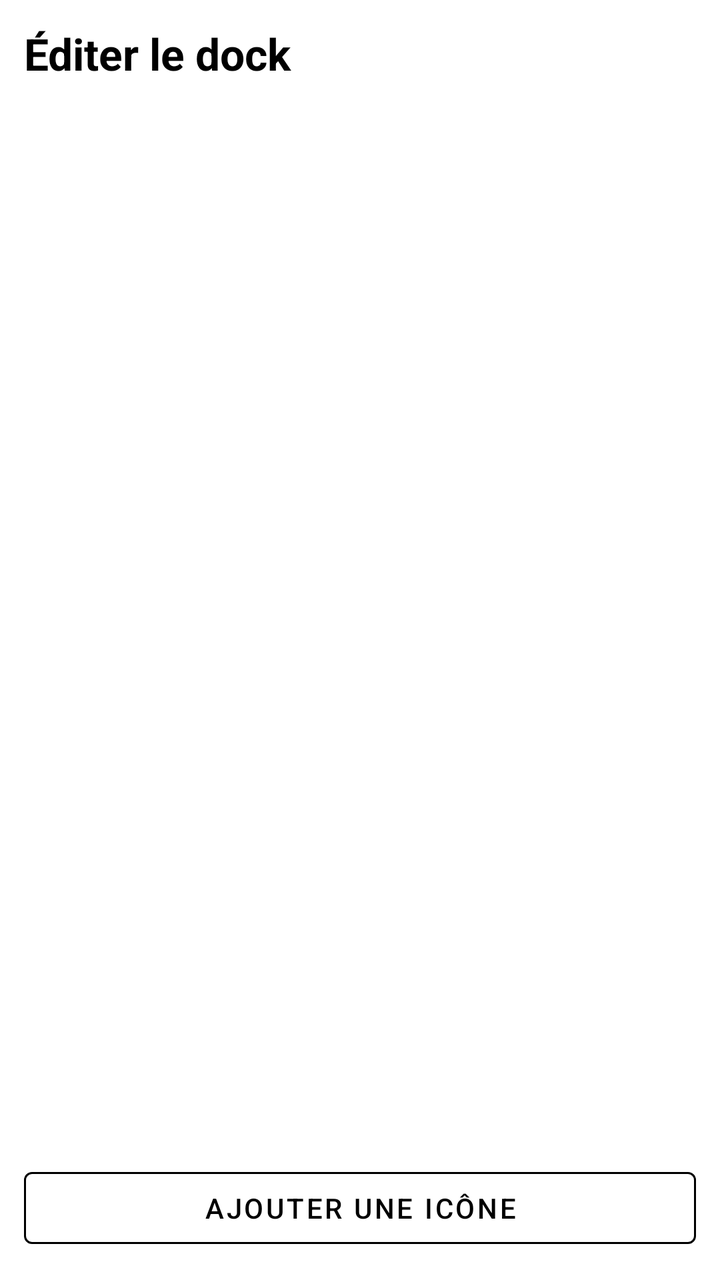
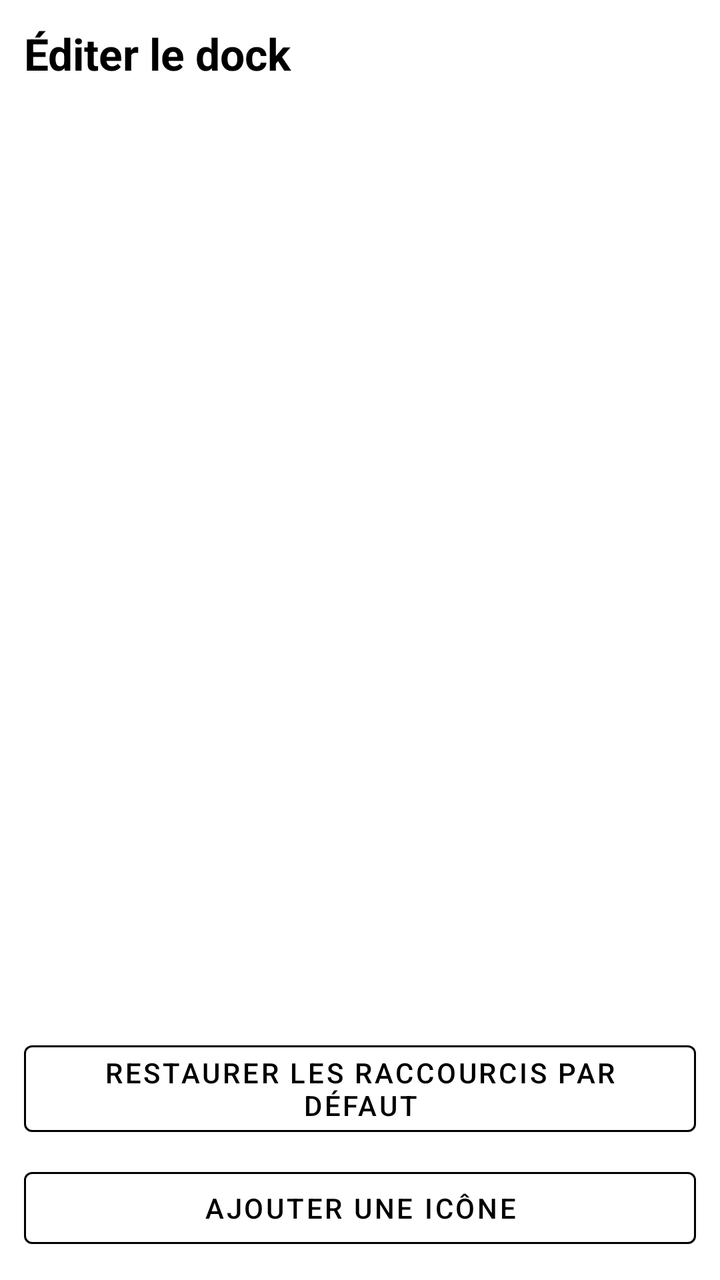

The first picture is an Android layout as it rendered before a commit; the second is the same layout after the commit. The layout source and the unified diff follow.
<!-- AndroidManifest.xml: application theme Theme.KOReaderHistory -->
<!-- res/layout/activity_dock_editor.xml -->
<?xml version="1.0" encoding="utf-8"?>
<LinearLayout xmlns:android="http://schemas.android.com/apk/res/android"
    android:layout_width="match_parent"
    android:layout_height="match_parent"
    android:background="@color/eink_bg"
    android:orientation="vertical"
    android:padding="12dp">

    <TextView
        android:layout_width="match_parent"
        android:layout_height="wrap_content"
        android:text="@string/edit_dock"
        android:textColor="@color/eink_fg"
        android:textSize="22sp"
        android:textStyle="bold" />

    <androidx.recyclerview.widget.RecyclerView
        android:id="@+id/dock_list"
        android:layout_width="match_parent"
        android:layout_height="0dp"
        android:layout_marginTop="12dp"
        android:layout_weight="1" />

    <com.google.android.material.button.MaterialButton
        android:id="@+id/btn_add"
        style="@style/EinkButton"
        android:layout_width="match_parent"
        android:layout_height="wrap_content"
        android:text="@string/add_slot" />
</LinearLayout>
<!-- resources referenced by this layout -->
<resources>
  <color name="eink_bg">#FFFFFF</color>
  <color name="eink_fg">#000000</color>
  <string name="add_slot">Ajouter une icône</string>
  <string name="edit_dock">Éditer le dock</string>
  <style name="EinkButton" parent="Widget.MaterialComponents.Button.OutlinedButton">
          <item name="android:textColor">@color/eink_fg</item>
          <item name="strokeColor">@color/eink_fg</item>
          <item name="rippleColor">@color/eink_muted</item>
      </style>
  <style name="Theme.KOReaderHistory" parent="Theme.MaterialComponents.Light.NoActionBar">
          <item name="colorPrimary">@color/eink_fg</item>
          <item name="colorPrimaryVariant">@color/eink_fg</item>
          <item name="colorOnPrimary">@color/eink_bg</item>
          <item name="colorSecondary">@color/eink_fg</item>
          <item name="android:statusBarColor">@color/eink_bg</item>
          <item name="android:navigationBarColor">@color/eink_bg</item>
          <item name="android:windowBackground">@color/eink_bg</item>
          <item name="android:textColorPrimary">@color/eink_fg</item>
          <item name="android:textColorSecondary">@color/eink_muted</item>
      </style>
  <color name="eink_muted">#444444</color>
</resources>

<!-- the commit's change to res/layout/activity_dock_editor.xml (unified diff, before → after) -->
@@ -22,6 +22,14 @@
         android:layout_weight="1" />
 
     <com.google.android.material.button.MaterialButton
+        android:id="@+id/btn_restore_defaults"
+        style="@style/EinkButton"
+        android:layout_width="match_parent"
+        android:layout_height="wrap_content"
+        android:layout_marginBottom="8dp"
+        android:text="@string/restore_default_dock" />
+
+    <com.google.android.material.button.MaterialButton
         android:id="@+id/btn_add"
         style="@style/EinkButton"
         android:layout_width="match_parent"
<!-- resource entries referenced after the edit -->
@@ -4,6 +4,7 @@
   <color name="eink_fg">#000000</color>
   <string name="add_slot">Ajouter une icône</string>
   <string name="edit_dock">Éditer le dock</string>
+  <string name="restore_default_dock">Restaurer les raccourcis par défaut</string>
   <style name="EinkButton" parent="Widget.MaterialComponents.Button.OutlinedButton">
           <item name="android:textColor">@color/eink_fg</item>
           <item name="strokeColor">@color/eink_fg</item>
